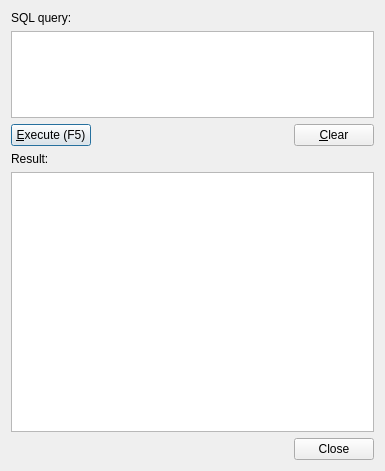
This is ui/DlgSqlWindow.ui in brushtyler/db_manager as Qt 5 draws it before an edit. The edited form follows.
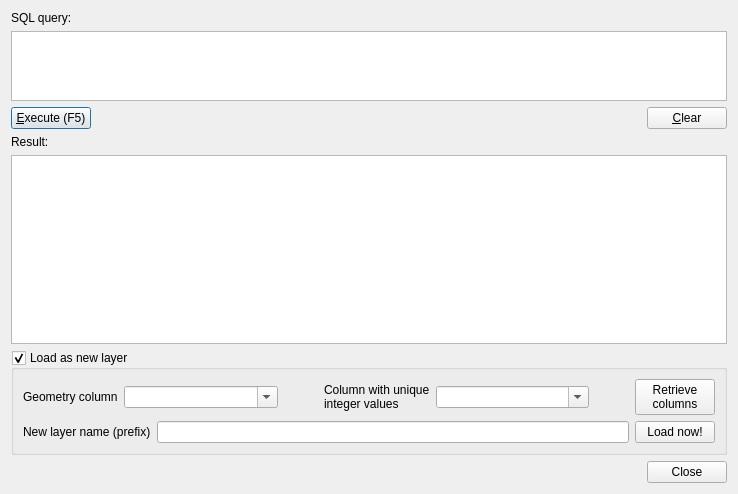
This is the edited form.

Commit message: deleted .ui for the main window, improved connector adding methods to add, edit and delete tables, views and schemas created layer preview class, fixed segfaults due to memory leaks

Patch:
```diff
--- a/ui/DlgSqlWindow.ui
+++ b/ui/DlgSqlWindow.ui
@@ -6,22 +6,22 @@
    <rect>
     <x>0</x>
     <y>0</y>
-    <width>385</width>
-    <height>471</height>
+    <width>738</width>
+    <height>494</height>
    </rect>
   </property>
   <property name="windowTitle">
    <string>SQL window</string>
   </property>
-  <layout class="QVBoxLayout">
-   <item>
+  <layout class="QGridLayout" name="gridLayout_2">
+   <item row="0" column="0">
     <widget class="QLabel" name="label">
      <property name="text">
       <string>SQL query:</string>
      </property>
     </widget>
    </item>
-   <item>
+   <item row="1" column="0">
     <widget class="QTextEdit" name="editSql">
      <property name="sizePolicy">
       <sizepolicy hsizetype="Expanding" vsizetype="Expanding">
@@ -31,7 +31,7 @@
      </property>
     </widget>
    </item>
-   <item>
+   <item row="2" column="0">
     <layout class="QHBoxLayout">
      <item>
       <widget class="QPushButton" name="btnExecute">
@@ -72,14 +72,14 @@
      </item>
     </layout>
    </item>
-   <item>
+   <item row="3" column="0">
     <widget class="QLabel" name="label_2">
      <property name="text">
       <string>Result:</string>
      </property>
     </widget>
    </item>
-   <item>
+   <item row="4" column="0">
     <widget class="QTableView" name="viewResult">
      <property name="sizePolicy">
       <sizepolicy hsizetype="Expanding" vsizetype="Expanding">
@@ -92,7 +92,156 @@
      </property>
     </widget>
    </item>
-   <item>
+   <item row="5" column="0">
+    <widget class="QGroupBox" name="loadAsLayerGroup">
+     <property name="sizePolicy">
+      <sizepolicy hsizetype="Preferred" vsizetype="Preferred">
+       <horstretch>0</horstretch>
+       <verstretch>0</verstretch>
+      </sizepolicy>
+     </property>
+     <property name="title">
+      <string>Load as new layer</string>
+     </property>
+     <property name="checkable">
+      <bool>true</bool>
+     </property>
+     <property name="checked">
+      <bool>true</bool>
+     </property>
+     <layout class="QGridLayout" name="gridLayout">
+      <item row="0" column="0">
+       <widget class="QWidget" name="loadAsLayerWidget" native="true">
+        <layout class="QGridLayout" name="gridLayout_3">
+         <property name="margin">
+          <number>0</number>
+         </property>
+         <item row="0" column="0">
+          <layout class="QHBoxLayout" name="horizontalLayout_6">
+           <item>
+            <widget class="QLabel" name="label_3">
+             <property name="text">
+              <string>Geometry column</string>
+             </property>
+             <property name="buddy">
+              <cstring>geomCombo</cstring>
+             </property>
+            </widget>
+           </item>
+           <item>
+            <widget class="QComboBox" name="geomCombo">
+             <property name="sizePolicy">
+              <sizepolicy hsizetype="Expanding" vsizetype="Fixed">
+               <horstretch>0</horstretch>
+               <verstretch>0</verstretch>
+              </sizepolicy>
+             </property>
+             <property name="editable">
+              <bool>true</bool>
+             </property>
+            </widget>
+           </item>
+           <item>
+            <spacer name="horizontalSpacer_2">
+             <property name="orientation">
+              <enum>Qt::Horizontal</enum>
+             </property>
+             <property name="sizeType">
+              <enum>QSizePolicy::Fixed</enum>
+             </property>
+             <property name="sizeHint" stdset="0">
+              <size>
+               <width>40</width>
+               <height>20</height>
+              </size>
+             </property>
+            </spacer>
+           </item>
+           <item>
+            <widget class="QLabel" name="label_4">
+             <property name="text">
+              <string>Column with unique 
+integer values</string>
+             </property>
+             <property name="buddy">
+              <cstring>uniqueCombo</cstring>
+             </property>
+            </widget>
+           </item>
+           <item>
+            <widget class="QComboBox" name="uniqueCombo">
+             <property name="sizePolicy">
+              <sizepolicy hsizetype="Expanding" vsizetype="Fixed">
+               <horstretch>0</horstretch>
+               <verstretch>0</verstretch>
+              </sizepolicy>
+             </property>
+             <property name="editable">
+              <bool>true</bool>
+             </property>
+            </widget>
+           </item>
+           <item>
+            <spacer name="horizontalSpacer_5">
+             <property name="orientation">
+              <enum>Qt::Horizontal</enum>
+             </property>
+             <property name="sizeType">
+              <enum>QSizePolicy::Fixed</enum>
+             </property>
+             <property name="sizeHint" stdset="0">
+              <size>
+               <width>40</width>
+               <height>20</height>
+              </size>
+             </property>
+            </spacer>
+           </item>
+           <item>
+            <widget class="QPushButton" name="getColumnsBtn">
+             <property name="text">
+              <string>Retrieve 
+columns</string>
+             </property>
+            </widget>
+           </item>
+          </layout>
+         </item>
+         <item row="1" column="0">
+          <layout class="QHBoxLayout" name="horizontalLayout_7">
+           <item>
+            <widget class="QLabel" name="label_5">
+             <property name="text">
+              <string>New layer name (prefix)</string>
+             </property>
+            </widget>
+           </item>
+           <item>
+            <widget class="QLineEdit" name="layerNameEdit">
+             <property name="enabled">
+              <bool>true</bool>
+             </property>
+             <property name="text">
+              <string/>
+             </property>
+            </widget>
+           </item>
+           <item>
+            <widget class="QPushButton" name="pushButton">
+             <property name="text">
+              <string>Load now!</string>
+             </property>
+            </widget>
+           </item>
+          </layout>
+         </item>
+        </layout>
+       </widget>
+      </item>
+     </layout>
+    </widget>
+   </item>
+   <item row="6" column="0">
     <widget class="QDialogButtonBox" name="buttonBox">
      <property name="orientation">
       <enum>Qt::Horizontal</enum>
```
Left out of the diff: 1 changed line with no effect on the pictures. The commit also changes 18 other files.
